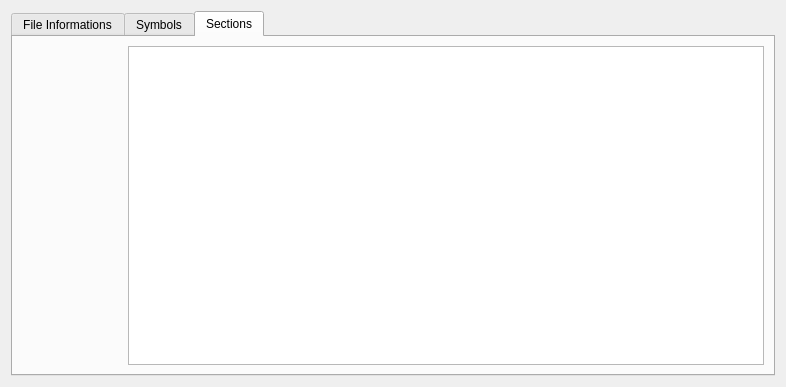
First picture: the form in src/common/elf/elffilewidget.ui, repository SocExplorer/SocExplorer, before the edit.
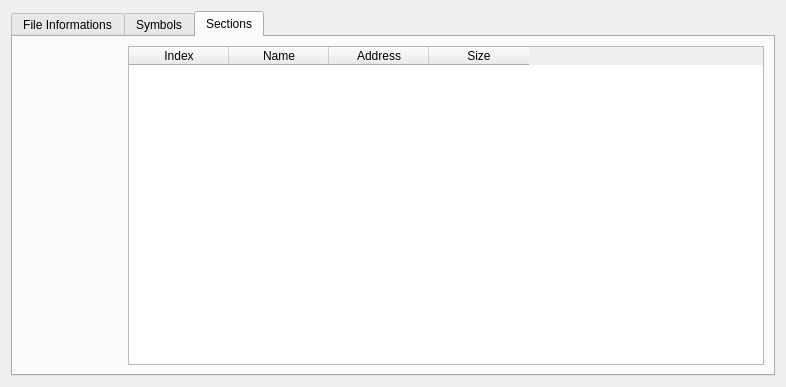
Second picture: the form after the edit. The open tabs and pages were chosen to show the change. Custom widgets are drawn as their Qt base class.

```diff
--- a/src/common/elf/elffilewidget.ui
+++ b/src/common/elf/elffilewidget.ui
@@ -239,7 +239,37 @@
         </widget>
        </item>
        <item row="0" column="1">
-        <widget class="QTableWidget" name="sectionsList"/>
+        <widget class="QTableWidget" name="sectionsList">
+         <property name="sortingEnabled">
+          <bool>true</bool>
+         </property>
+         <attribute name="verticalHeaderVisible">
+          <bool>false</bool>
+         </attribute>
+         <attribute name="verticalHeaderShowSortIndicator" stdset="0">
+          <bool>false</bool>
+         </attribute>
+         <column>
+          <property name="text">
+           <string>Index</string>
+          </property>
+         </column>
+         <column>
+          <property name="text">
+           <string>Name</string>
+          </property>
+         </column>
+         <column>
+          <property name="text">
+           <string>Address</string>
+          </property>
+         </column>
+         <column>
+          <property name="text">
+           <string>Size</string>
+          </property>
+         </column>
+        </widget>
        </item>
       </layout>
      </widget>
```
Left out of the diff: 13 changed lines with no effect on the pictures.
